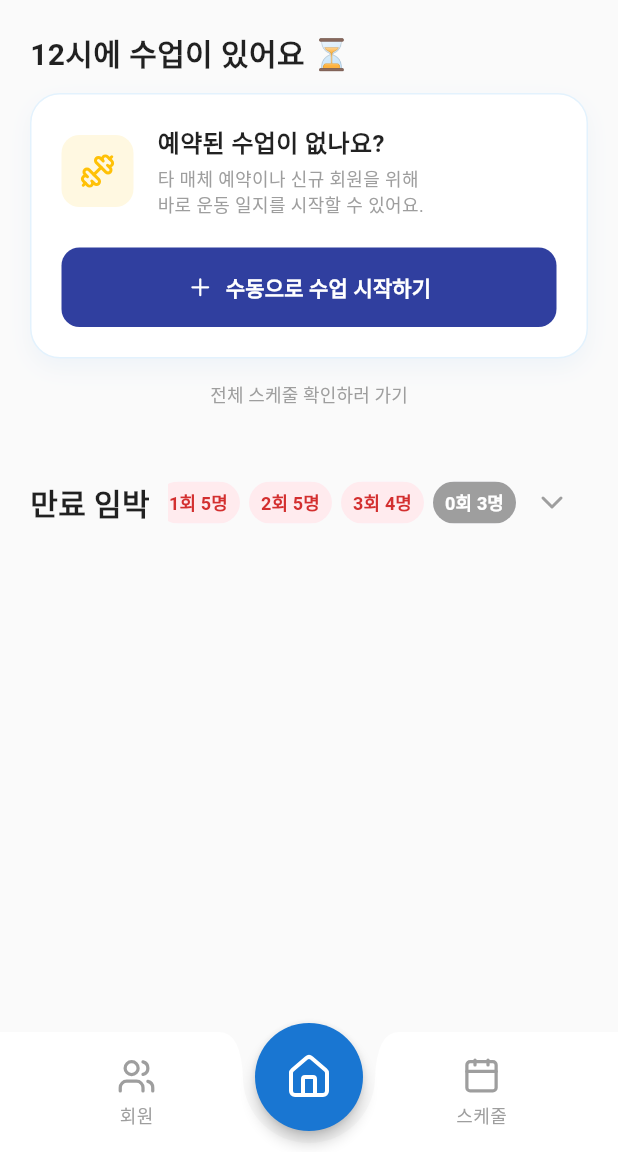
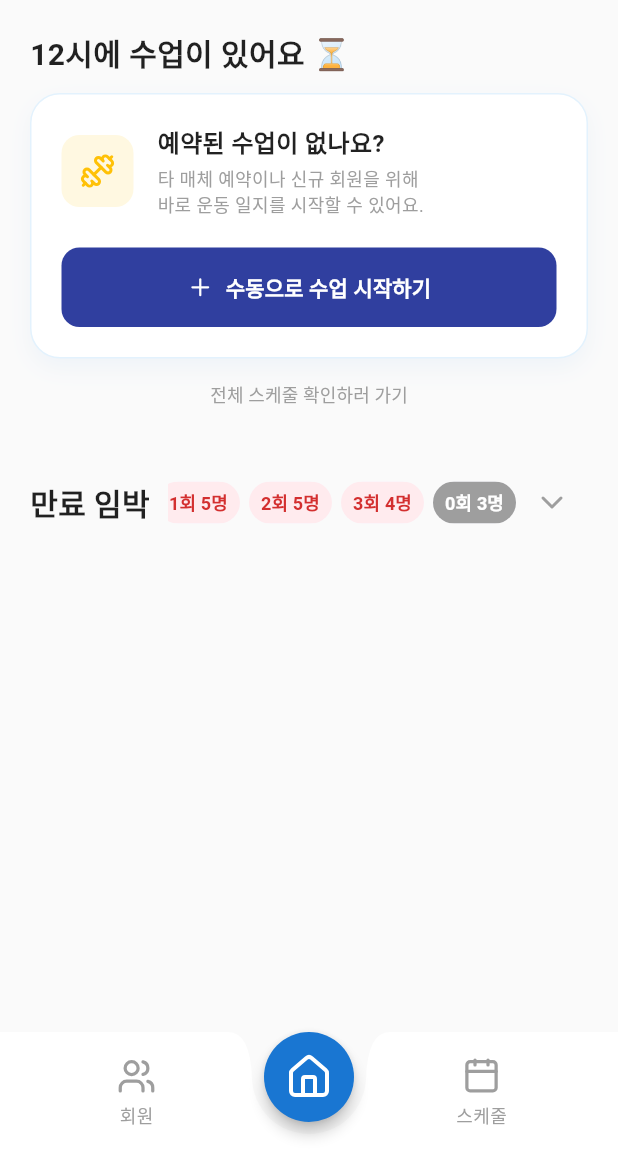
Before and after one commit to shkch02/ptlog, a Flutter app: the LayoutScreen screen opened directly, on a phone screen of 412 x 824 dp, the part 84-1236 px from its top. Run offline on Flutter 3.47's test engine with Material 3 defaults, Android fonts, the phone set to English and light mode, and no system bars; our stand-ins replace flutter_riverpod, lucide_icons, table_calendar; Roboto replaces fonts that are missing (Pretendard).

Commit message:
홈버튼 크기 조정

```diff
--- a/lib/screens/layout_screen.dart
+++ b/lib/screens/layout_screen.dart
@@ -51,8 +51,8 @@ class _LayoutScreenState extends State<LayoutScreen> {
 
       // 1. 홈 버튼 설정
       floatingActionButton: SizedBox(
-        width: 72,
-        height: 72,
+        width: 60,
+        height: 60,
         child: FloatingActionButton(
           onPressed: () => _onItemTapped(1),
           backgroundColor: AppColors.primary,
```
